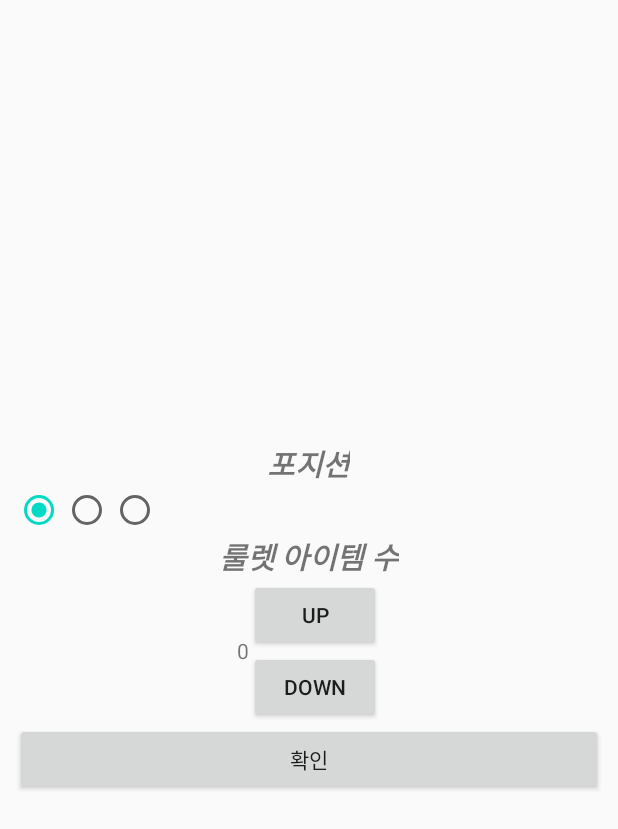
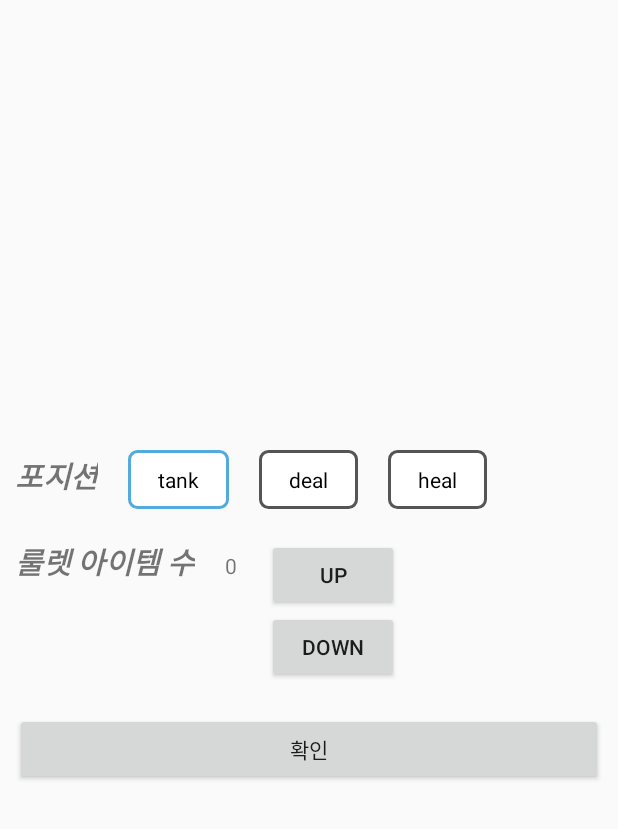
Before and after one commit to 980101/RandomOverwatch, an Android app: the screen it shows after launch (MainActivity), on a phone screen of 412 x 824 dp. Shown: the top 829 px of the screen. Run offline under Robolectric (Android 15) with nearby library versions, the phone set to English and light mode, and no system bars.

Commit message:
MainActivity의 UI 세팅

```diff
--- /dev/null
+++ b/app/src/main/res/drawable/background_radiobutton.xml
@@ -0,0 +1,15 @@
+<?xml version="1.0" encoding="utf-8"?>
+<selector xmlns:android="http://schemas.android.com/apk/res/android">
+    <item
+        android:drawable="@drawable/radiobutton_unfocused"
+        android:state_checked="true"
+        android:state_pressed="true"/>
+    <item
+        android:drawable="@drawable/radiobutton_focused"
+        android:state_pressed="true" />
+    <item
+        android:drawable="@drawable/radiobutton_focused"
+        android:state_checked="true" />
+    <item
+        android:drawable="@drawable/radiobutton_unfocused" />
+</selector>
--- /dev/null
+++ b/app/src/main/res/drawable/divider_empty_midium.xml
@@ -0,0 +1,6 @@
+<?xml version="1.0" encoding="utf-8"?>
+<shape xmlns:android="http://schemas.android.com/apk/res/android">
+    <size
+        android:width="@dimen/space_large"
+        android:height="0dp" />
+</shape>
--- /dev/null
+++ b/app/src/main/res/drawable/radiobutton_focused.xml
@@ -0,0 +1,11 @@
+<?xml version="1.0" encoding="utf-8"?>
+<shape xmlns:android="http://schemas.android.com/apk/res/android"
+    android:shape="rectangle">
+    <corners
+        android:radius="@dimen/space_small" />
+    <solid
+        android:color="#fff" />
+    <stroke
+        android:width="@dimen/space_micro"
+        android:color="#53aade" />
+</shape>
--- /dev/null
+++ b/app/src/main/res/drawable/radiobutton_unfocused.xml
@@ -0,0 +1,11 @@
+<?xml version="1.0" encoding="utf-8"?>
+<shape xmlns:android="http://schemas.android.com/apk/res/android"
+    android:shape="rectangle">
+    <corners
+        android:radius="@dimen/space_small" />
+    <solid
+        android:color="#fff" />
+    <stroke
+        android:width="@dimen/space_micro"
+        android:color="#555555" />
+</shape>
--- a/app/src/main/res/layout/activity_main.xml
+++ b/app/src/main/res/layout/activity_main.xml
@@ -2,7 +2,7 @@
 
 <LinearLayout xmlns:android="http://schemas.android.com/apk/res/android"
     android:orientation="vertical"
-    android:padding="10dp"
+    android:padding="@dimen/space_midium"
     android:gravity="center"
     xmlns:tools="http://schemas.android.com/tools"
     android:layout_width="match_parent"
@@ -10,53 +10,68 @@
     tools:context=".MainActivity">
 
     <!-- 포지션 -->
-    <TextView
-        android:layout_width="wrap_content"
-        android:layout_height="wrap_content"
-        android:layout_weight="0"
-        android:text="포지션"
-        android:textSize="20sp"
-        android:textStyle="bold|italic"/>
-
     <RadioGroup
         android:id="@+id/position_radioGroup"
         android:layout_width="match_parent"
         android:layout_height="wrap_content"
-        android:checkedButton="@id/position_tang_radio"
-        android:gravity="center_vertical"
-        android:orientation="horizontal">
+        android:showDividers="middle"
+        android:divider="@drawable/divider_empty_midium"
+        android:orientation="horizontal"
+        android:checkedButton="@id/position_tang_radio">
+
+        <TextView
+            android:layout_width="wrap_content"
+            android:layout_height="wrap_content"
+            android:text="포지션"
+            android:textSize="@dimen/letter_large"
+            android:textStyle="bold|italic"/>
 
         <RadioButton
             android:id="@+id/position_tang_radio"
             android:layout_width="wrap_content"
-            android:layout_height="wrap_content"/>
+            android:layout_height="wrap_content"
+            android:paddingHorizontal="@dimen/space_large"
+            android:paddingVertical="@dimen/space_midium"
+            android:background="@drawable/background_radiobutton"
+            android:button="@null"
+            android:text="tank"/>
 
         <RadioButton
             android:id="@+id/position_deal_radio"
             android:layout_width="wrap_content"
-            android:layout_height="wrap_content" />
+            android:layout_height="wrap_content"
+            android:paddingHorizontal="@dimen/space_large"
+            android:paddingVertical="@dimen/space_midium"
+            android:background="@drawable/background_radiobutton"
+            android:button="@null"
+            android:text="deal"/>
 
         <RadioButton
             android:id="@+id/position_heal_radio"
             android:layout_width="wrap_content"
-            android:layout_height="wrap_content" />
+            android:layout_height="wrap_content"
+            android:paddingHorizontal="@dimen/space_large"
+            android:paddingVertical="@dimen/space_midium"
+            android:background="@drawable/background_radiobutton"
+            android:button="@null"
+            android:text="heal"/>
 
     </RadioGroup>
 
     <!-- 룰렛 아이템 수 -->
-    <TextView
-        android:layout_width="wrap_content"
-        android:layout_height="wrap_content"
-        android:gravity="left"
-        android:text="룰렛 아이템 수"
-        android:textSize="20sp"
-        android:textStyle="bold|italic"/>
-
     <LinearLayout
         android:layout_width="match_parent"
         android:layout_height="wrap_content"
-        android:orientation="horizontal"
-        android:gravity="center">
+        android:paddingVertical="@dimen/space_large"
+        android:showDividers="middle"
+        android:divider="@drawable/divider_empty_midium">
+
+        <TextView
+            android:layout_width="wrap_content"
+            android:layout_height="wrap_content"
+            android:text="룰렛 아이템 수"
+            android:textSize="@dimen/letter_large"
+            android:textStyle="bold|italic"/>
 
         <TextView
             android:id="@+id/number_textview"
--- /dev/null
+++ b/app/src/main/res/values/dimens.xml
@@ -0,0 +1,11 @@
+<?xml version="1.0" encoding="utf-8"?>
+<resources>
+    <!-- 마진, 패딩 -->
+    <dimen name="space_micro">2dp</dimen>
+    <dimen name="space_small">5dp</dimen>
+    <dimen name="space_midium">10dp</dimen>
+    <dimen name="space_large">20dp</dimen>
+
+    <!-- 텍스트 -->
+    <dimen name="letter_large">20sp</dimen>
+</resources>
```
